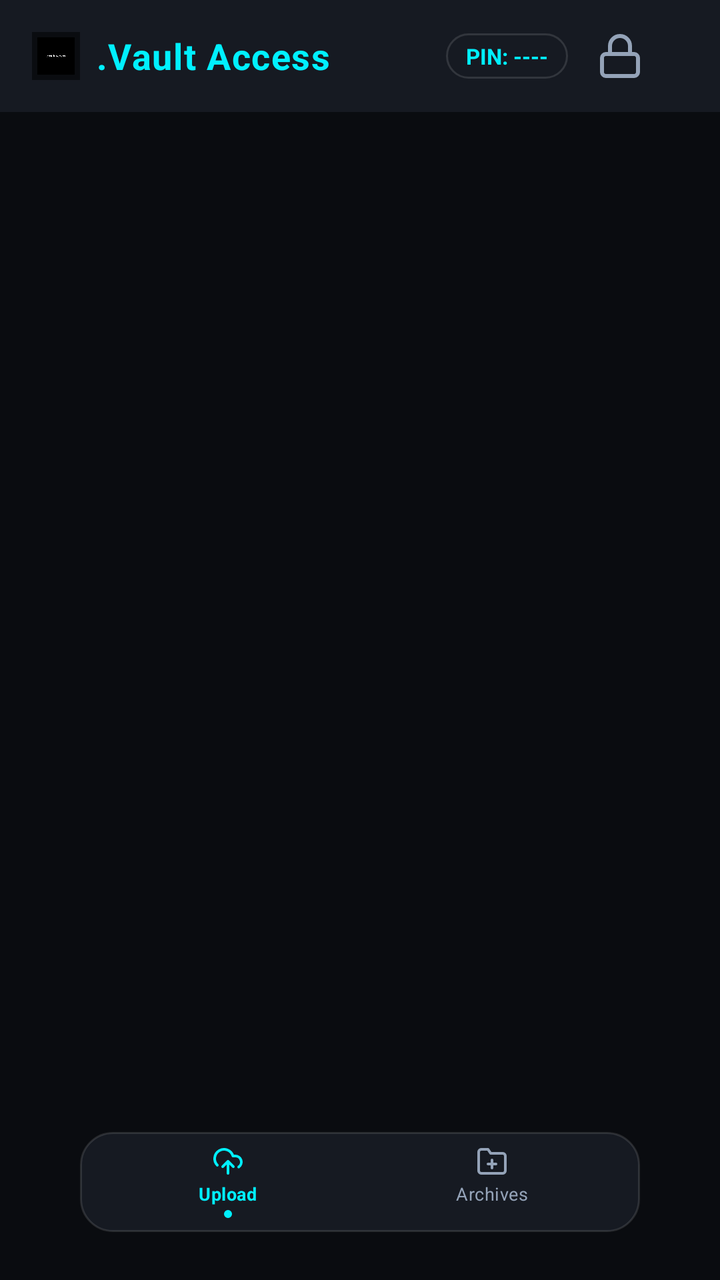
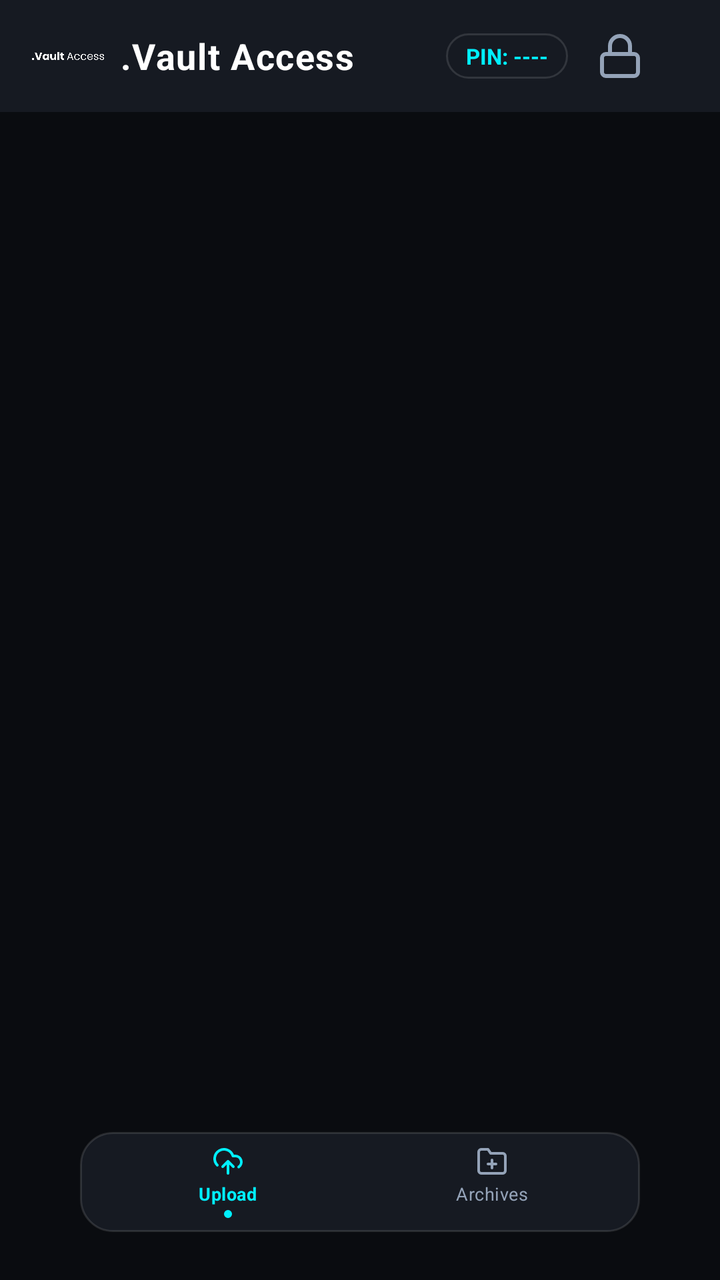

Screens rendered from an Android XML layout before and after an edit, with the pre-edit source and the edit as a unified diff.
<!-- AndroidManifest.xml: application theme Theme.GhostFileShuttler -->
<!-- res/layout/activity_main.xml -->
<?xml version="1.0" encoding="utf-8"?>
<androidx.coordinatorlayout.widget.CoordinatorLayout xmlns:android="http://schemas.android.com/apk/res/android"
    xmlns:app="http://schemas.android.com/apk/res-auto"
    android:layout_width="match_parent"
    android:layout_height="match_parent"
    android:background="@color/ghost_background">

    
    <com.google.android.material.appbar.AppBarLayout
        android:layout_width="match_parent"
        android:layout_height="wrap_content"
        android:background="@color/ghost_surface"
        app:elevation="0dp">

        <androidx.appcompat.widget.Toolbar
            android:id="@+id/toolbar"
            android:layout_width="match_parent"
            android:layout_height="56dp"
            android:paddingHorizontal="16dp">

            <LinearLayout
                android:layout_width="match_parent"
                android:layout_height="match_parent"
                android:gravity="center_vertical"
                android:orientation="horizontal">

                
                <ImageView
                    android:id="@+id/imgHeaderLogo"
                    android:layout_width="24dp"
                    android:layout_height="24dp"
                    android:contentDescription="@string/brand_title"
                    android:src="@drawable/ic_vault_brand" />

                <TextView
                    android:layout_width="wrap_content"
                    android:layout_height="wrap_content"
                    android:layout_marginStart="8dp"
                    android:letterSpacing="0.03"
                    android:text="@string/brand_title"
                    android:textColor="@color/ghost_accent"
                    android:textSize="18sp"
                    android:textStyle="bold" />

                <View
                    android:layout_width="0dp"
                    android:layout_height="1dp"
                    android:layout_weight="1" />

                
                <TextView
                    android:id="@+id/tvPinPill"
                    android:layout_width="wrap_content"
                    android:layout_height="wrap_content"
                    android:background="@drawable/bg_pill_tab_bar"
                    android:paddingHorizontal="10dp"
                    android:paddingVertical="4dp"
                    android:text="PIN: ----"
                    android:textColor="@color/ghost_accent"
                    android:textSize="11sp"
                    android:textStyle="bold" />

                
                <ImageButton
                    android:id="@+id/btnLock"
                    android:layout_width="36dp"
                    android:layout_height="36dp"
                    android:layout_marginStart="8dp"
                    android:background="?attr/selectableItemBackgroundBorderless"
                    android:contentDescription="@string/lock_vault"
                    android:src="@drawable/ic_lock"
                    app:tint="@color/ghost_text_secondary" />
            </LinearLayout>
        </androidx.appcompat.widget.Toolbar>
    </com.google.android.material.appbar.AppBarLayout>

    
    <FrameLayout
        android:id="@+id/fragmentContainer"
        android:layout_width="match_parent"
        android:layout_height="match_parent"
        app:layout_behavior="@string/appbar_scrolling_view_behavior" />

    
    <LinearLayout
        android:id="@+id/floatingPillTabBar"
        android:layout_width="280dp"
        android:layout_height="50dp"
        android:layout_gravity="bottom|center_horizontal"
        android:layout_marginBottom="24dp"
        android:background="@drawable/bg_pill_tab_bar"
        android:elevation="8dp"
        android:gravity="center"
        android:orientation="horizontal"
        android:paddingHorizontal="8dp"
        android:paddingVertical="4dp">

        
        <LinearLayout
            android:id="@+id/tabUpload"
            android:layout_width="0dp"
            android:layout_height="match_parent"
            android:layout_weight="1"
            android:background="?attr/selectableItemBackgroundBorderless"
            android:gravity="center"
            android:orientation="vertical">

            <ImageView
                android:id="@+id/iconUpload"
                android:layout_width="16dp"
                android:layout_height="16dp"
                android:contentDescription="@string/tab_upload"
                android:src="@drawable/ic_upload_cloud"
                app:tint="@color/ghost_accent" />

            <TextView
                android:id="@+id/labelUpload"
                android:layout_width="wrap_content"
                android:layout_height="wrap_content"
                android:layout_marginTop="2dp"
                android:letterSpacing="0.02"
                android:text="@string/tab_upload"
                android:textColor="@color/ghost_accent"
                android:textSize="9sp"
                android:textStyle="bold" />

            <View
                android:id="@+id/dotUpload"
                android:layout_width="4dp"
                android:layout_height="4dp"
                android:layout_marginTop="2dp"
                android:background="@drawable/bg_pin_dot_filled" />
        </LinearLayout>

        
        <LinearLayout
            android:id="@+id/tabArchives"
            android:layout_width="0dp"
            android:layout_height="match_parent"
            android:layout_weight="1"
            android:background="?attr/selectableItemBackgroundBorderless"
            android:gravity="center"
            android:orientation="vertical">

            <ImageView
                android:id="@+id/iconArchives"
                android:layout_width="16dp"
                android:layout_height="16dp"
                android:contentDescription="@string/tab_archives"
                android:src="@drawable/ic_folder_archive"
                app:tint="@color/ghost_text_secondary" />

            <TextView
                android:id="@+id/labelArchives"
                android:layout_width="wrap_content"
                android:layout_height="wrap_content"
                android:layout_marginTop="2dp"
                android:letterSpacing="0.02"
                android:text="@string/tab_archives"
                android:textColor="@color/ghost_text_secondary"
                android:textSize="9sp" />

            <View
                android:id="@+id/dotArchives"
                android:layout_width="4dp"
                android:layout_height="4dp"
                android:layout_marginTop="2dp"
                android:background="@drawable/bg_pin_dot_empty"
                android:visibility="invisible" />
        </LinearLayout>
    </LinearLayout>

</androidx.coordinatorlayout.widget.CoordinatorLayout>
<!-- resources referenced by this layout -->
<resources>
  <color name="ghost_accent">#00F0FF</color>
  <color name="ghost_background">#0A0C10</color>
  <color name="ghost_surface">#161A22</color>
  <color name="ghost_text_secondary">#94A3B8</color>
  <!-- drawable bg_pill_tab_bar (drawable) -->
  <?xml version="1.0" encoding="utf-8"?>
  <shape xmlns:android="http://schemas.android.com/apk/res/android"
      android:shape="rectangle">
      <solid android:color="@color/ghost_surface" />
      <corners android:radius="16dp" />
      <stroke
          android:width="1dp"
          android:color="@color/ghost_border" />
  </shape>
  <!-- drawable bg_pin_dot_empty (drawable) -->
  <?xml version="1.0" encoding="utf-8"?>
  <shape xmlns:android="http://schemas.android.com/apk/res/android"
      android:shape="oval">
      <size android:width="16dp" android:height="16dp" />
      <solid android:color="@android:color/transparent" />
      <stroke android:width="2dp" android:color="@color/ghost_border" />
  </shape>
  <!-- drawable bg_pin_dot_filled (drawable) -->
  <?xml version="1.0" encoding="utf-8"?>
  <shape xmlns:android="http://schemas.android.com/apk/res/android"
      android:shape="oval">
      <size android:width="16dp" android:height="16dp" />
      <solid android:color="@color/ghost_accent" />
  </shape>
  <!-- drawable ic_folder_archive (drawable) -->
  <vector xmlns:android="http://schemas.android.com/apk/res/android"
      android:width="24dp"
      android:height="24dp"
      android:viewportWidth="24"
      android:viewportHeight="24">
    <path
        android:pathData="M22,19a2,2 0,0 1,-2 2H4a2,2 0,0 1,-2 -2V5a2,2 0,0 1,2 -2h5l2,3h9a2,2 0,0 1,2 2zM12,11v6M9,14h6"
        android:strokeWidth="2"
        android:strokeColor="#FFFFFFFF"
        android:strokeLineCap="round"
        android:strokeLineJoin="round"/>
  </vector>
  <!-- drawable ic_lock (drawable) -->
  <vector xmlns:android="http://schemas.android.com/apk/res/android"
      android:width="24dp"
      android:height="24dp"
      android:viewportWidth="24"
      android:viewportHeight="24">
    <path
        android:pathData="M19,11H5a2,2 0,0 0,-2 2v7a2,2 0,0 0,2 2h14a2,2 0,0 0,2,-2v-7a2,2 0,0 0,-2,-2zM7,11V7a5,5 0,0 1,10 0v4"
        android:strokeWidth="2"
        android:strokeColor="#FFFFFFFF"
        android:strokeLineCap="round"
        android:strokeLineJoin="round"/>
  </vector>
  <!-- drawable ic_upload_cloud (drawable) -->
  <vector xmlns:android="http://schemas.android.com/apk/res/android"
      android:width="24dp"
      android:height="24dp"
      android:viewportWidth="24"
      android:viewportHeight="24">
    <path
        android:pathData="M4,14.899A7,7 0,1 1,15.71 8h1.79a4.5,4.5 0,0 1,2.5 8.242M12,12v9M16,16l-4,-4 -4,4"
        android:strokeWidth="2"
        android:strokeColor="#FFFFFFFF"
        android:strokeLineCap="round"
        android:strokeLineJoin="round"/>
  </vector>
  <string name="brand_title">.Vault Access</string>
  <string name="lock_vault">Lock Vault</string>
  <string name="tab_archives">Archives</string>
  <string name="tab_upload">Upload</string>
  <color name="ghost_border">#1FFFFFFF</color>
  <color name="ghost_text_primary">#FFFFFF</color>
</resources>

<!-- the commit's change to res/layout/activity_main.xml (unified diff, before → after) -->
@@ -27,8 +27,10 @@
                 
                 <ImageView
                     android:id="@+id/imgHeaderLogo"
-                    android:layout_width="24dp"
-                    android:layout_height="24dp"
+                    android:layout_width="36dp"
+                    android:layout_height="36dp"
+                    android:adjustViewBounds="true"
+                    android:background="@null"
                     android:contentDescription="@string/brand_title"
                     android:src="@drawable/ic_vault_brand" />
 
@@ -38,7 +40,7 @@
                     android:layout_marginStart="8dp"
                     android:letterSpacing="0.03"
                     android:text="@string/brand_title"
-                    android:textColor="@color/ghost_accent"
+                    android:textColor="@color/ghost_text_primary"
                     android:textSize="18sp"
                     android:textStyle="bold" />
 
<!-- resource entries referenced after the edit -->
@@ -3,6 +3,7 @@
   <color name="ghost_accent">#00F0FF</color>
   <color name="ghost_background">#0A0C10</color>
   <color name="ghost_surface">#161A22</color>
+  <color name="ghost_text_primary">#FFFFFF</color>
   <color name="ghost_text_secondary">#94A3B8</color>
   <!-- drawable bg_pill_tab_bar (drawable) -->
   <?xml version="1.0" encoding="utf-8"?>
@@ -73,6 +74,5 @@
   <string name="tab_archives">Archives</string>
   <string name="tab_upload">Upload</string>
   <color name="ghost_border">#1FFFFFFF</color>
-  <color name="ghost_text_primary">#FFFFFF</color>
 </resources>
 
